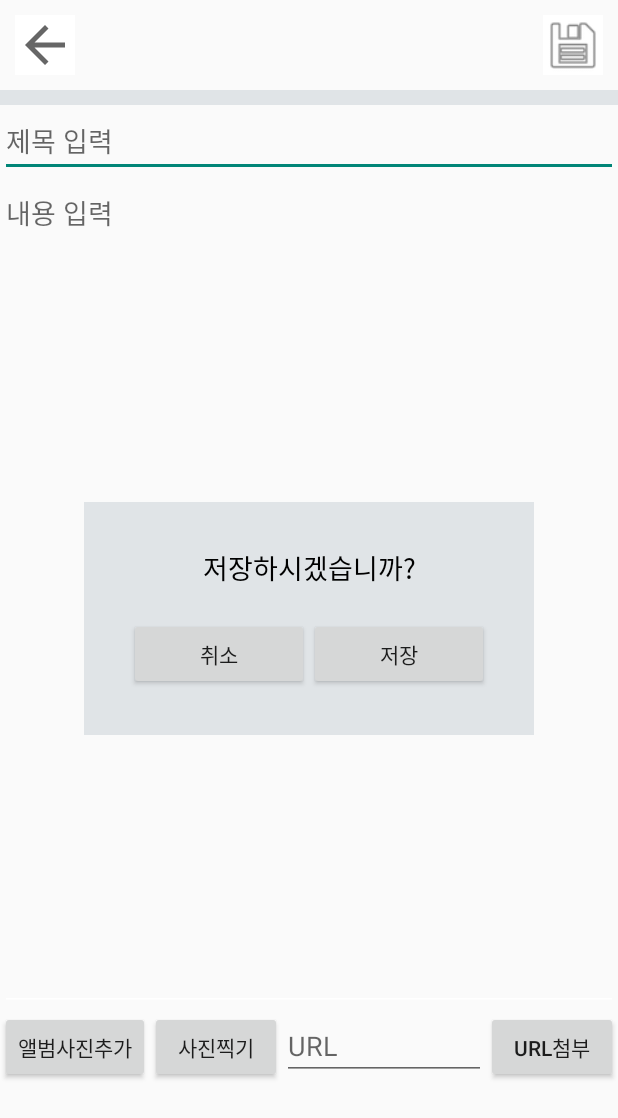
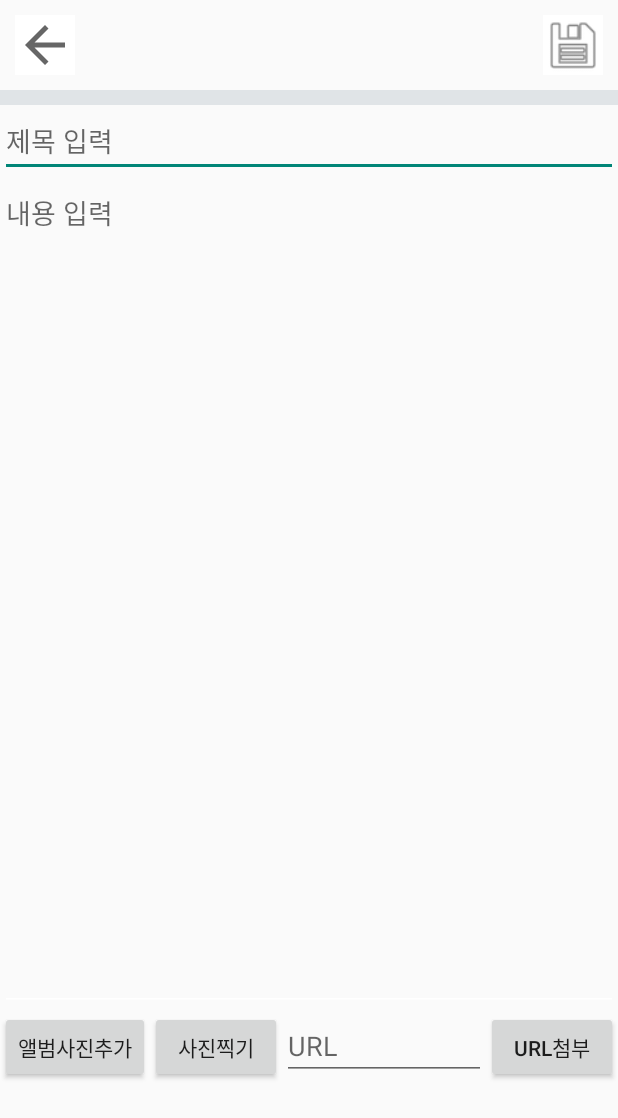
Before and after one commit to rotmdwo/Notepad, an Android app: the NewMemoFragment screen opened directly, with no data from a screen before it, after a tap on an icon or button, on a phone screen of 412 x 824 dp. Shown: the top 1118 px of the screen. Run offline under Robolectric (Android 15) with nearby library versions, the phone set to English and light mode, and no system bars; pictures from the network do not load.

Commit message:
제목 또는 내용을 입력하지 않으면 저장되지 않게 수정

```diff
--- a/app/src/main/java/org/techtown/notepad/new_memo/NewMemoFragment.java
+++ b/app/src/main/java/org/techtown/notepad/new_memo/NewMemoFragment.java
@@ -84,7 +84,11 @@ public class NewMemoFragment extends Fragment {
         imageButton2.setOnClickListener(new View.OnClickListener() {
             @Override
             public void onClick(View v) {
-                ((NewMemoActivity) NewMemoActivity.mContext).manager.beginTransaction().show(((NewMemoActivity) NewMemoActivity.mContext).frg_savebox).commit();
+                if(title.getText().toString().equals("") || content.getText().toString().equals("")){
+                    Toast.makeText(getContext(),"제목과 내용 모두 입력하셔야 합니다.",Toast.LENGTH_SHORT).show();
+                } else{
+                    ((NewMemoActivity) NewMemoActivity.mContext).manager.beginTransaction().show(((NewMemoActivity) NewMemoActivity.mContext).frg_savebox).commit();
+                }
             }
         });
 
```
